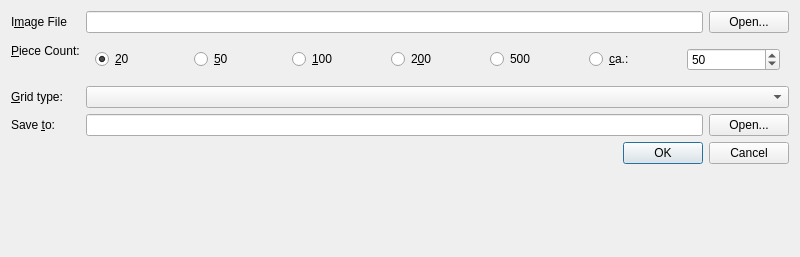
Above: slicer/slicer.ui from loehnertj/bigjig before the change. Below: the same form after it.
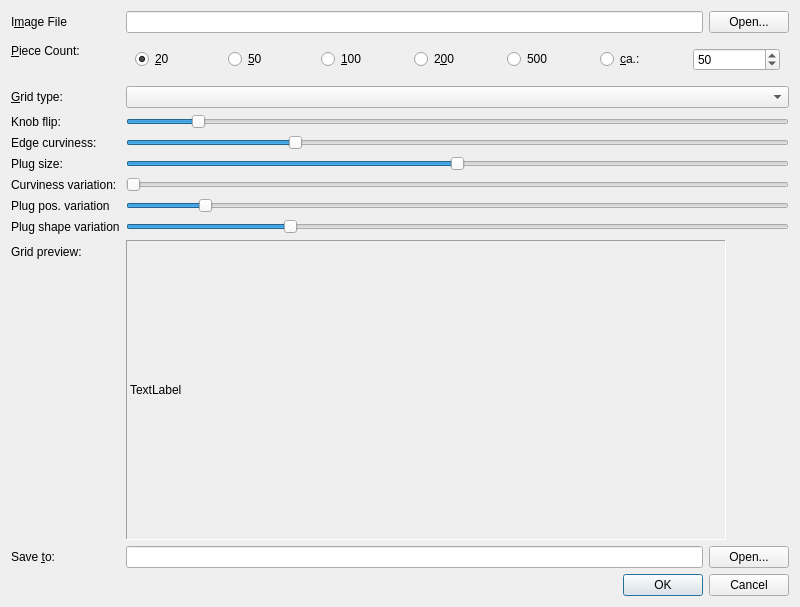
That is the form after the change.

Commit message: preview image and sliders

```diff
--- a/slicer/slicer.ui
+++ b/slicer/slicer.ui
@@ -135,7 +135,7 @@
      </property>
     </widget>
    </item>
-   <item row="3" column="0">
+   <item row="11" column="0">
     <widget class="QLabel" name="saveToLabel">
      <property name="text">
       <string>Save &amp;to:</string>
@@ -145,7 +145,7 @@
      </property>
     </widget>
    </item>
-   <item row="3" column="1">
+   <item row="11" column="1">
     <layout class="QHBoxLayout" name="horizontalLayout_3">
      <item>
       <widget class="QLineEdit" name="txtSaveTo"/>
@@ -159,7 +159,7 @@
      </item>
     </layout>
    </item>
-   <item row="4" column="0" colspan="2">
+   <item row="12" column="0" colspan="2">
     <widget class="QDialogButtonBox" name="buttonBox">
      <property name="orientation">
       <enum>Qt::Horizontal</enum>
@@ -169,6 +169,173 @@
      </property>
     </widget>
    </item>
+   <item row="10" column="0">
+    <widget class="QLabel" name="previewLabel">
+     <property name="text">
+      <string>Grid preview:</string>
+     </property>
+    </widget>
+   </item>
+   <item row="10" column="1">
+    <widget class="QLabel" name="previewImage">
+     <property name="sizePolicy">
+      <sizepolicy hsizetype="Fixed" vsizetype="Fixed">
+       <horstretch>0</horstretch>
+       <verstretch>0</verstretch>
+      </sizepolicy>
+     </property>
+     <property name="minimumSize">
+      <size>
+       <width>600</width>
+       <height>300</height>
+      </size>
+     </property>
+     <property name="baseSize">
+      <size>
+       <width>400</width>
+       <height>300</height>
+      </size>
+     </property>
+     <property name="frameShape">
+      <enum>QFrame::Panel</enum>
+     </property>
+     <property name="frameShadow">
+      <enum>QFrame::Sunken</enum>
+     </property>
+     <property name="text">
+      <string>TextLabel</string>
+     </property>
+    </widget>
+   </item>
+   <item row="3" column="1">
+    <widget class="QSlider" name="flipSlider">
+     <property name="maximum">
+      <number>100</number>
+     </property>
+     <property name="value">
+      <number>10</number>
+     </property>
+     <property name="orientation">
+      <enum>Qt::Horizontal</enum>
+     </property>
+    </widget>
+   </item>
+   <item row="3" column="0">
+    <widget class="QLabel" name="label">
+     <property name="text">
+      <string>Knob flip:</string>
+     </property>
+    </widget>
+   </item>
+   <item row="4" column="0">
+    <widget class="QLabel" name="label_2">
+     <property name="text">
+      <string>Edge curviness:</string>
+     </property>
+    </widget>
+   </item>
+   <item row="4" column="1">
+    <widget class="QSlider" name="curvinessSlider">
+     <property name="minimum">
+      <number>-100</number>
+     </property>
+     <property name="maximum">
+      <number>100</number>
+     </property>
+     <property name="value">
+      <number>-50</number>
+     </property>
+     <property name="orientation">
+      <enum>Qt::Horizontal</enum>
+     </property>
+    </widget>
+   </item>
+   <item row="6" column="0">
+    <widget class="QLabel" name="label_3">
+     <property name="text">
+      <string>Plug size:</string>
+     </property>
+    </widget>
+   </item>
+   <item row="6" column="1">
+    <widget class="QSlider" name="plugSizeSlider">
+     <property name="minimum">
+      <number>-50</number>
+     </property>
+     <property name="maximum">
+      <number>50</number>
+     </property>
+     <property name="orientation">
+      <enum>Qt::Horizontal</enum>
+     </property>
+    </widget>
+   </item>
+   <item row="8" column="0">
+    <widget class="QLabel" name="label_5">
+     <property name="text">
+      <string>Plug pos. variation</string>
+     </property>
+    </widget>
+   </item>
+   <item row="8" column="1">
+    <widget class="QSlider" name="plugPosVarSlider">
+     <property name="minimum">
+      <number>1</number>
+     </property>
+     <property name="maximum">
+      <number>100</number>
+     </property>
+     <property name="value">
+      <number>12</number>
+     </property>
+     <property name="orientation">
+      <enum>Qt::Horizontal</enum>
+     </property>
+    </widget>
+   </item>
+   <item row="9" column="0">
+    <widget class="QLabel" name="label_6">
+     <property name="text">
+      <string>Plug shape variation</string>
+     </property>
+    </widget>
+   </item>
+   <item row="9" column="1">
+    <widget class="QSlider" name="plugShapeVarSlider">
+     <property name="minimum">
+      <number>1</number>
+     </property>
+     <property name="maximum">
+      <number>100</number>
+     </property>
+     <property name="value">
+      <number>25</number>
+     </property>
+     <property name="orientation">
+      <enum>Qt::Horizontal</enum>
+     </property>
+    </widget>
+   </item>
+   <item row="7" column="0">
+    <widget class="QLabel" name="label_4">
+     <property name="text">
+      <string>Curviness variation:</string>
+     </property>
+    </widget>
+   </item>
+   <item row="7" column="1">
+    <widget class="QSlider" name="curvinessVarSlider">
+     <property name="minimum">
+      <number>1</number>
+     </property>
+     <property name="maximum">
+      <number>100</number>
+     </property>
+     <property name="orientation">
+      <enum>Qt::Horizontal</enum>
+     </property>
+    </widget>
+   </item>
   </layout>
  </widget>
  <resources/>
```
The commit also changes 1 other file.
